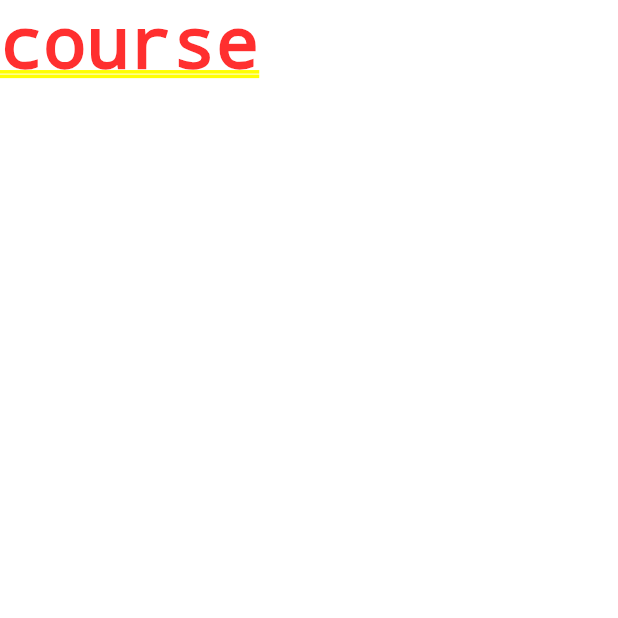
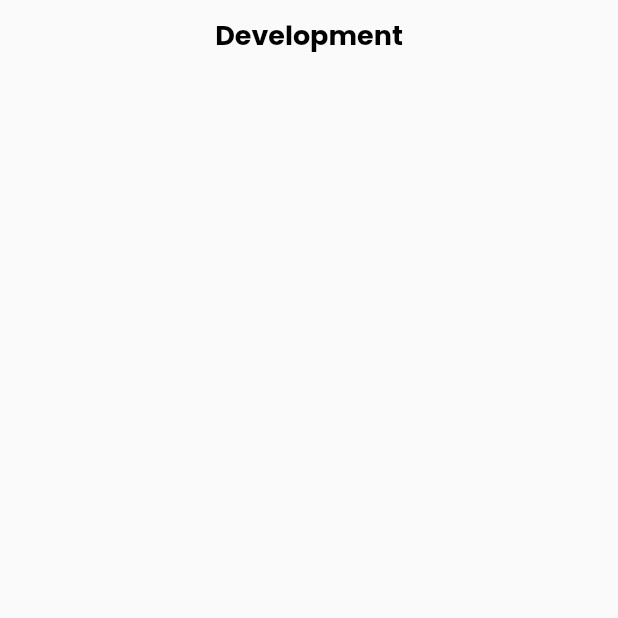
Before and after one commit to RabinThapa1998/Flutter_EP, a Flutter app: the screen it shows after launch, after a tap on "Development", on a phone screen of 412 x 824 dp, the top half of it. Run offline on Flutter 3.47's test engine with Material 2 defaults, Android fonts, the phone set to English and light mode, and no system bars.

Commit message:
✨:Feat: Add Course Screen

```diff
--- a/lib/screens/course_screen.dart
+++ b/lib/screens/course_screen.dart
@@ -11,6 +11,25 @@ class CourseScreen extends StatefulWidget {
 class _CourseScreenState extends State<CourseScreen> {
   @override
   Widget build(BuildContext context) {
-    return Container(child: Text("course"));
+    return AnnotatedRegion<SystemUiOverlayStyle>(
+        value: SystemUiOverlayStyle.dark,
+        child: Scaffold(
+            body: SafeArea(
+                bottom: false,
+                child: Padding(
+                  padding: const EdgeInsets.symmetric(
+                      horizontal: 20.0, vertical: 10),
+                  child: Column(
+                    crossAxisAlignment: CrossAxisAlignment.start,
+                    children: [
+                      Align(
+                        child: Text(
+                          "Development",
+                          style: Theme.of(context).textTheme.displayMedium,
+                        ),
+                      )
+                    ],
+                  ),
+                ))));
   }
 }
```
